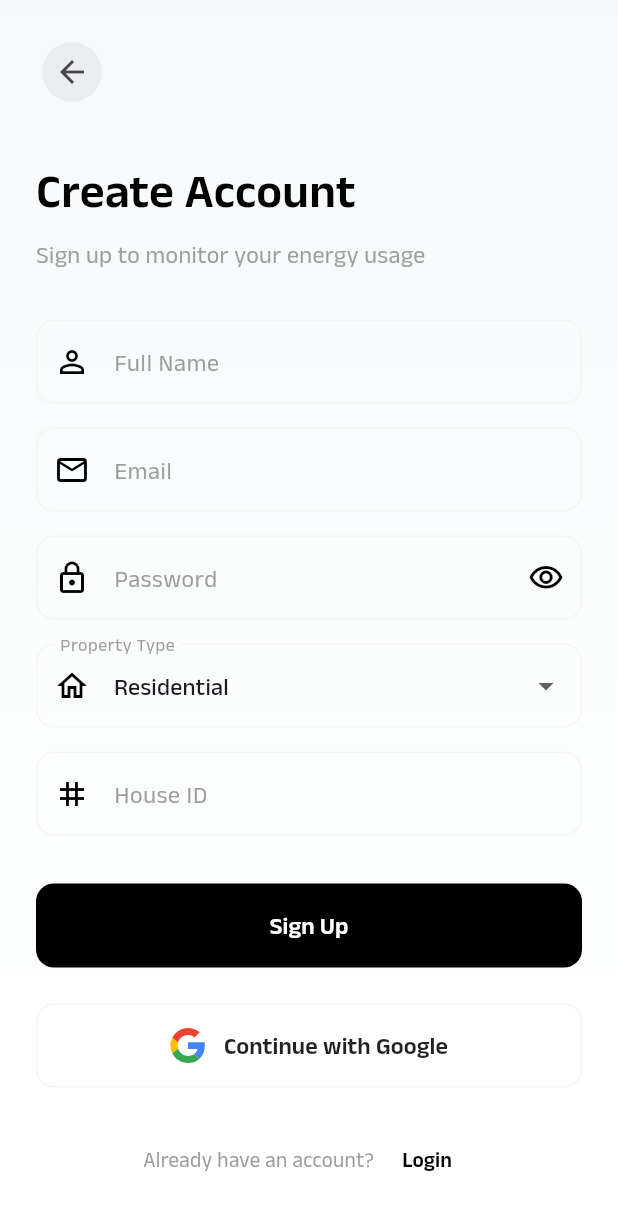
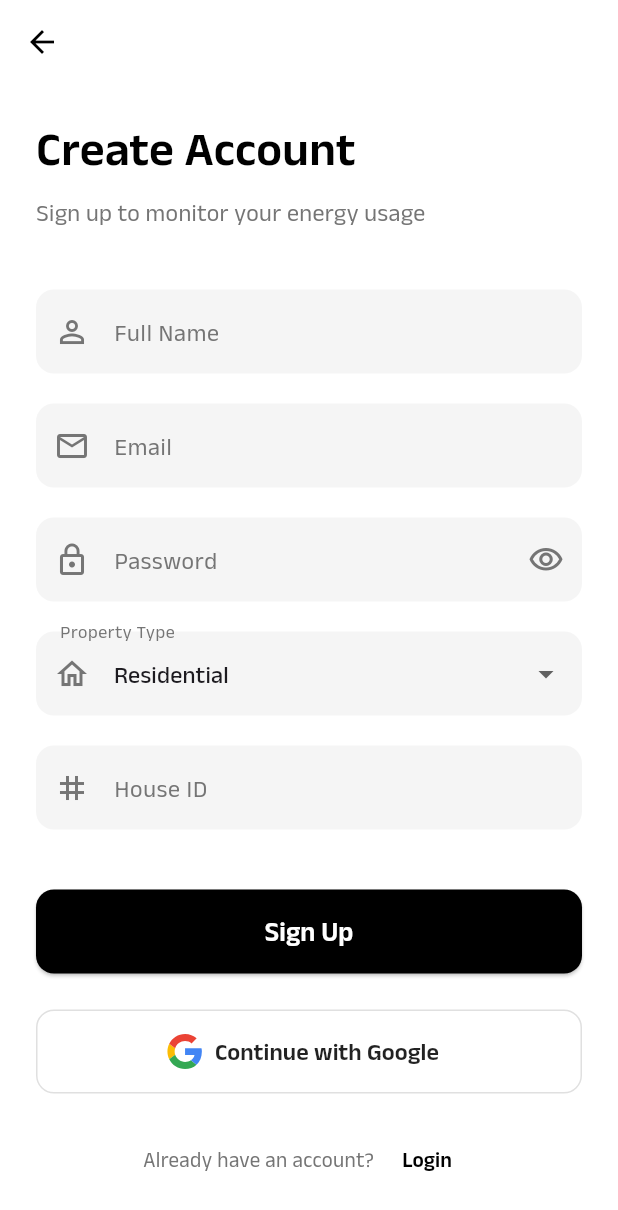
Before and after one commit to 31SUFI/EnergyPulse, a Flutter app: the SignupScreen screen opened directly, on a phone screen of 412 x 824 dp. Shown: the top 1210 px of the screen. Run offline on Flutter 3.47's test engine with Material 3 defaults, Android fonts, the phone set to English and light mode, and no system bars; our stand-ins replace firebase_auth, firebase_core, firebase_database, fl_chart, flutter_svg, shared_preferences and 1 more; accounts and stored records are empty; network calls fail.

Commit message:
auth with RTDB integration

```diff
--- a/lib/features/auth/view/signup_screen.dart
+++ b/lib/features/auth/view/signup_screen.dart
@@ -1,7 +1,7 @@
+import 'package:energy_meter_app/features/auth/services/auth_service.dart';
+import 'package:energy_meter_app/features/auth/view/login_screen.dart';
 import 'package:flutter/material.dart';
 import 'package:flutter_svg/flutter_svg.dart';
-import '../../../core/constants/app_colors.dart';
-import '../../../features/navigation/view/main_screen.dart';
 
 class SignupScreen extends StatefulWidget {
   const SignupScreen({super.key});
@@ -11,48 +11,86 @@ class SignupScreen extends StatefulWidget {
 }
 
 class _SignupScreenState extends State<SignupScreen> {
-  bool _obscurePassword = true;
-  String _selectedPropertyType = 'Residential';
-
-  final _houseIdController = TextEditingController();
+  final _formKey = GlobalKey<FormState>();
   final _nameController = TextEditingController();
   final _emailController = TextEditingController();
   final _passwordController = TextEditingController();
+  final _houseIdController = TextEditingController();
+  final _authService = AuthService();
+
+  String? _selectedPropertyType = 'Residential';
+  final List<String> _propertyTypes = ['Residential', 'Commercial', 'Industrial'];
+
+  bool _isLoading = false;
+  bool _obscurePassword = true;
 
   @override
   void dispose() {
-    _houseIdController.dispose();
     _nameController.dispose();
     _emailController.dispose();
     _passwordController.dispose();
+    _houseIdController.dispose();
     super.dispose();
+  }
+
+  Future<void> _signUp() async {
+    if (_formKey.currentState!.validate()) {
+      setState(() {
+        _isLoading = true;
+      });
+
+      final user = await _authService.signUpUser(
+        _nameController.text.trim(),
+        _emailController.text.trim(),
+        _passwordController.text.trim(),
+        _selectedPropertyType!,
+        _houseIdController.text.trim(),
+      );
+
+      setState(() {
+        _isLoading = false;
+      });
+
+      if (user != null) {
+        if (mounted) {
+          ScaffoldMessenger.of(context).showSnackBar(
+            const SnackBar(content: Text('Signup successful! Please login.')),
+          );
+          Navigator.of(context).pushReplacement(
+            MaterialPageRoute(builder: (context) => const LoginScreen()),
+          );
+        }
+      } else {
+        if (mounted) {
+          ScaffoldMessenger.of(context).showSnackBar(
+            const SnackBar(content: Text('Sign up failed. The email might already be in use.')),
+          );
+        }
+      }
+    }
   }
 
   @override
   Widget build(BuildContext context) {
     return Scaffold(
-      body: Container(
-        decoration: BoxDecoration(
-          gradient: LinearGradient(
-            begin: Alignment.topCenter,
-            end: Alignment.bottomCenter,
-            colors: [AppColors.tertiary, AppColors.background],
+      backgroundColor: Colors.white,
+      appBar: AppBar(
+        backgroundColor: Colors.white,
+        elevation: 0,
+        leading: IconButton(
+          icon: const Icon(Icons.arrow_back, color: Colors.black),
+          onPressed: () => Navigator.of(context).pop(),
         ),
       ),
-        child: SafeArea(
+      body: SafeArea(
         child: SingleChildScrollView(
-            padding: const EdgeInsets.all(24),
+          padding: const EdgeInsets.symmetric(horizontal: 24.0),
+          child: Form(
+            key: _formKey,
             child: Column(
               crossAxisAlignment: CrossAxisAlignment.start,
               children: [
-                IconButton(
-                  onPressed: () => Navigator.pop(context),
-                  icon: const Icon(Icons.arrow_back),
-                  style: IconButton.styleFrom(
-                    backgroundColor: Colors.black.withAlpha(13),
-                  ),
-                ),
-                const SizedBox(height: 32),
+                const SizedBox(height: 20),
                 const Text(
                   'Create Account',
                   style: TextStyle(
@@ -62,68 +100,47 @@ class _SignupScreenState extends State<SignupScreen> {
                   ),
                 ),
                 const SizedBox(height: 8),
-                const Text(
+                Text(
                   'Sign up to monitor your energy usage',
                   style: TextStyle(
                     fontSize: 16,
-                    color: Color(0xFF9E9E9E),
+                    color: Colors.grey[600],
                   ),
                 ),
-                const SizedBox(height: 32),
-                TextField(
+                const SizedBox(height: 40),
+                TextFormField(
                   controller: _nameController,
-                  decoration: InputDecoration(
-                    labelText: 'Full Name',
-                    labelStyle: const TextStyle(color: Color(0xFF9E9E9E)),
-                    prefixIcon: const Icon(Icons.person_outline, color: Colors.black),
-                    border: OutlineInputBorder(
-                      borderRadius: BorderRadius.circular(12),
+                  decoration: _buildInputDecoration(label: 'Full Name', icon: Icons.person_outline),
+                  validator: (value) {
+                    if (value == null || value.isEmpty) {
+                      return 'Please enter your full name';
+                    }
+                    return null;
+                  },
                 ),
-                    enabledBorder: OutlineInputBorder(
-                      borderRadius: BorderRadius.circular(12),
-                      borderSide: BorderSide(color: AppColors.cardBackground),
+                const SizedBox(height: 20),
+                TextFormField(
+                  controller: _emailController,
+                  decoration: _buildInputDecoration(label: 'Email', icon: Icons.email_outlined),
+                  keyboardType: TextInputType.emailAddress,
+                  validator: (value) {
+                    if (value == null || !value.contains('@')) {
+                      return 'Please enter a valid email';
+                    }
+                    return null;
+                  },
                 ),
-                    focusedBorder: OutlineInputBorder(
-                      borderRadius: BorderRadius.circular(12),
-                      borderSide: const BorderSide(color: Colors.black, width: 2),
-                    ),
-                  ),
-                ),
-                const SizedBox(height: 16),
-                TextField(
-                  controller: _emailController,
-                  keyboardType: TextInputType.emailAddress,
-                  decoration: InputDecoration(
-                    labelText: 'Email',
-                    labelStyle: const TextStyle(color: Color(0xFF9E9E9E)),
-                    prefixIcon: const Icon(Icons.email_outlined, color: Colors.black),
-                    border: OutlineInputBorder(
-                      borderRadius: BorderRadius.circular(12),
-                    ),
-                    enabledBorder: OutlineInputBorder(
-                      borderRadius: BorderRadius.circular(12),
-                      borderSide: BorderSide(color: AppColors.cardBackground),
-                    ),
-                    focusedBorder: OutlineInputBorder(
-                      borderRadius: BorderRadius.circular(12),
-                      borderSide: const BorderSide(color: Colors.black, width: 2),
-                    ),
-                  ),
-                ),
-                const SizedBox(height: 16),
-                TextField(
+                const SizedBox(height: 20),
+                TextFormField(
                   controller: _passwordController,
                   obscureText: _obscurePassword,
-                  decoration: InputDecoration(
-                    labelText: 'Password',
-                    labelStyle: const TextStyle(color: Color(0xFF9E9E9E)),
-                    prefixIcon: const Icon(Icons.lock_outline, color: Colors.black),
+                  decoration: _buildInputDecoration(
+                    label: 'Password',
+                    icon: Icons.lock_outline,
                     suffixIcon: IconButton(
                       icon: Icon(
-                        _obscurePassword
-                            ? Icons.visibility_outlined
-                            : Icons.visibility_off_outlined,
-                        color: Colors.black,
+                        _obscurePassword ? Icons.visibility_outlined : Icons.visibility_off_outlined,
+                        color: Colors.grey[600],
                       ),
                       onPressed: () {
                         setState(() {
@@ -131,95 +148,51 @@ class _SignupScreenState extends State<SignupScreen> {
                         });
                       },
                     ),
-                    border: OutlineInputBorder(
-                      borderRadius: BorderRadius.circular(12),
                   ),
-                    enabledBorder: OutlineInputBorder(
-                      borderRadius: BorderRadius.circular(12),
-                      borderSide: BorderSide(color: AppColors.cardBackground),
+                  validator: (value) {
+                    if (value == null || value.length < 6) {
+                      return 'Password must be at least 6 characters';
+                    }
+                    return null;
+                  },
                 ),
-                    focusedBorder: OutlineInputBorder(
-                      borderRadius: BorderRadius.circular(12),
-                      borderSide: const BorderSide(color: Colors.black, width: 2),
-                    ),
-                  ),
-                ),
-                const SizedBox(height: 16),
+                const SizedBox(height: 20),
                 DropdownButtonFormField<String>(
                   value: _selectedPropertyType,
-                  decoration: InputDecoration(
-                    labelText: 'Property Type',
-                    labelStyle: const TextStyle(color: Color(0xFF9E9E9E)),
-                    prefixIcon: const Icon(Icons.home_outlined, color: Colors.black),
-                    border: OutlineInputBorder(
-                      borderRadius: BorderRadius.circular(12),
+                  decoration: _buildInputDecoration(label: 'Property Type', icon: Icons.home_outlined),
+                  items: _propertyTypes.map((String type) {
+                    return DropdownMenuItem<String>(
+                      value: type,
+                      child: Text(type),
+                    );
+                  }).toList(),
+                  onChanged: (newValue) {
+                    setState(() {
+                      _selectedPropertyType = newValue;
+                    });
+                  },
+                  validator: (value) => value == null ? 'Please select a property type' : null,
                 ),
-                    enabledBorder: OutlineInputBorder(
-                      borderRadius: BorderRadius.circular(12),
-                      borderSide: BorderSide(color: AppColors.cardBackground),
-                    ),
-                    focusedBorder: OutlineInputBorder(
-                      borderRadius: BorderRadius.circular(12),
-                      borderSide: const BorderSide(color: Colors.black, width: 2),
-                    ),
-                  ),
-                  items: const [
-                    DropdownMenuItem(
-                      value: 'Residential',
-                      child: Text('Residential'),
-                    ),
-                    DropdownMenuItem(
-                      value: 'Commercial',
-                      child: Text('Commercial'),
-                    ),
-                  ],
-                  onChanged: (value) {
-                    if (value != null) {
-                      setState(() {
-                        _selectedPropertyType = value;
-                      });
+                const SizedBox(height: 20),
+                TextFormField(
+                  controller: _houseIdController,
+                  decoration: _buildInputDecoration(label: 'House ID', icon: Icons.tag),
+                  validator: (value) {
+                    if (value == null || value.isEmpty) {
+                      return 'Please enter your House ID';
                     }
+                    return null;
                   },
                 ),
-                const SizedBox(height: 16),
-                TextField(
-                  controller: _houseIdController,
-                  decoration: InputDecoration(
-                    labelText: 'House ID',
-                    labelStyle: const TextStyle(color: Color(0xFF9E9E9E)),
-                    hintText: 'Format: HH-YYYY-XXX',
-                    hintStyle: TextStyle(
-                      color: Colors.grey.shade400,
-                      fontSize: 14,
-                    ),
-                    prefixIcon: const Icon(Icons.tag_outlined, color: Colors.black),
-                    border: OutlineInputBorder(
-                      borderRadius: BorderRadius.circular(12),
-                    ),
-                    enabledBorder: OutlineInputBorder(
-                      borderRadius: BorderRadius.circular(12),
-                      borderSide: BorderSide(color: AppColors.cardBackground),
-                    ),
-                    focusedBorder: OutlineInputBorder(
-                      borderRadius: BorderRadius.circular(12),
-                      borderSide: const BorderSide(color: Colors.black, width: 2),
-                    ),
-                  ),
-                ),
-                const SizedBox(height: 32),
+                const SizedBox(height: 40),
                 SizedBox(
                   width: double.infinity,
                   height: 56,
-                  child: FilledButton(
-                    onPressed: () {
-                      // For now, navigate to MainScreen on signup
-                      Navigator.of(context).pushReplacement(
-                        MaterialPageRoute(
-                          builder: (context) => const MainScreen(),
-                        ),
-                      );
-                    },
-                    style: FilledButton.styleFrom(
+                  child: _isLoading
+                      ? const Center(child: CircularProgressIndicator())
+                      : ElevatedButton(
+                          onPressed: _signUp,
+                          style: ElevatedButton.styleFrom(
                             backgroundColor: Colors.black,
                             shape: RoundedRectangleBorder(
                               borderRadius: BorderRadius.circular(12),
@@ -228,43 +201,63 @@ class _SignupScreenState extends State<SignupScreen> {
                           child: const Text(
                             'Sign Up',
                             style: TextStyle(
-                        fontSize: 16,
+                              fontSize: 18,
                               fontWeight: FontWeight.w600,
-                        color: AppColors.background,
+                              color: Colors.white,
                             ),
                           ),
                         ),
                 ),
                 const SizedBox(height: 24),
-                _GoogleLoginButton(
+                SizedBox(
+                  width: double.infinity,
+                  height: 56,
+                  child: OutlinedButton.icon(
+                    icon: SvgPicture.asset('assets/icons/google.svg', height: 24),
+                    label: const Text(
+                      'Continue with Google',
+                      style: TextStyle(
+                        fontSize: 16,
+                        fontWeight: FontWeight.w600,
+                        color: Colors.black87,
+                      ),
+                    ),
                     onPressed: () {
-                    Navigator.of(context).pushReplacement(
-                      MaterialPageRoute(
-                        builder: (context) => const MainScreen(),
+                      // TODO: Implement Google Sign-In
+                    },
+                    style: OutlinedButton.styleFrom(
+                      side: BorderSide(color: Colors.grey[300]!),
+                      shape: RoundedRectangleBorder(
+                        borderRadius: BorderRadius.circular(12),
                       ),
-                    );
-                  },
                     ),
-                const SizedBox(height: 24),
+                  ),
+                ),
+                const SizedBox(height: 20),
                 Row(
                   mainAxisAlignment: MainAxisAlignment.center,
                   children: [
-                    const Text(
+                    Text(
                       'Already have an account? ',
-                      style: TextStyle(color: Color(0xFF9E9E9E)),
+                      style: TextStyle(color: Colors.grey[600]),
                     ),
                     TextButton(
-                      onPressed: () => Navigator.pop(context),
+                      onPressed: () {
+                        Navigator.of(context).pushReplacement(
+                          MaterialPageRoute(builder: (context) => const LoginScreen()),
+                        );
+                      },
                       child: const Text(
                         'Login',
                         style: TextStyle(
                           color: Colors.black,
-                          fontWeight: FontWeight.w600,
+                          fontWeight: FontWeight.bold,
                         ),
                       ),
                     ),
                   ],
                 ),
+                const SizedBox(height: 20),
               ],
             ),
           ),
@@ -272,44 +265,22 @@ class _SignupScreenState extends State<SignupScreen> {
       ),
     );
   }
-}
 
-class _GoogleLoginButton extends StatelessWidget {
-  final VoidCallback onPressed;
-
-  const _GoogleLoginButton({required this.onPressed}) : super();
-
-  @override
-  Widget build(BuildContext context) {
-    return SizedBox(
-      width: double.infinity,
-      height: 56,
-      child: OutlinedButton(
-        onPressed: onPressed,
-        style: OutlinedButton.styleFrom(
-          backgroundColor: Colors.white,
-          side: BorderSide(color: AppColors.cardBackground),
-          shape: RoundedRectangleBorder(
+  InputDecoration _buildInputDecoration({required String label, required IconData icon, Widget? suffixIcon}) {
+    return InputDecoration(
+      prefixIcon: Icon(icon, color: Colors.grey[600]),
+      labelText: label,
+      labelStyle: TextStyle(color: Colors.grey[600]),
+      suffixIcon: suffixIcon,
+      filled: true,
+      fillColor: Colors.grey[100],
+      border: OutlineInputBorder(
         borderRadius: BorderRadius.circular(12),
+        borderSide: BorderSide.none,
       ),
-        ),
-        child: Row(
-          mainAxisAlignment: MainAxisAlignment.center,
-          children: [
-            Padding(
-              padding: const EdgeInsets.only(right: 12.0),
-              child: SvgPicture.asset('assets/icons/google.svg', height: 24),
-            ),
-            const Text(
-              'Continue with Google',
-              style: TextStyle(
-                fontSize: 16,
-                fontWeight: FontWeight.w600,
-                color: Colors.black87,
-              ),
-            ),
-          ],
-        ),
+      focusedBorder: OutlineInputBorder(
+        borderRadius: BorderRadius.circular(12),
+        borderSide: const BorderSide(color: Colors.black, width: 1.5),
       ),
     );
   }
--- a/lib/features/profile/view/profile_screen.dart
+++ b/lib/features/profile/view/profile_screen.dart
@@ -2,6 +2,7 @@ import 'package:flutter/material.dart';
 import '../models/profile_model.dart';
 import '../widgets/profile_section_card.dart';
 import '../../../core/constants/app_colors.dart';
+import '../../auth/services/auth_service.dart';
 
 class ProfileScreen extends StatefulWidget {
   const ProfileScreen({super.key});
@@ -11,6 +12,7 @@ class ProfileScreen extends StatefulWidget {
 }
 
 class _ProfileScreenState extends State<ProfileScreen> {
+  final AuthService _authService = AuthService();
   bool isFaqExpanded = false;
   bool isContactExpanded = false;
 
@@ -251,8 +253,8 @@ class _ProfileScreenState extends State<ProfileScreen> {
                       style: TextStyle(color: AppColors.textSecondary),
                     ),
                     trailing: Icon(Icons.chevron_right, color: AppColors.error),
-                    onTap: () {
-                      // TODO: Implement logout
+                    onTap: () async {
+                      await _authService.signOut();
                     },
                   ),
                 ],
--- a/lib/main.dart
+++ b/lib/main.dart
@@ -1,4 +1,4 @@
-import 'package:energy_meter_app/features/auth/view/login_screen.dart';
+import 'package:energy_meter_app/features/auth/view/auth_wrapper.dart';
 import 'package:flutter/material.dart';
 import 'package:provider/provider.dart';
 import 'package:firebase_core/firebase_core.dart';
@@ -64,7 +64,7 @@ class MyApp extends StatelessWidget {
         fontFamily: 'AnekLatin',
         useMaterial3: true,
       ),
-      home: const LoginScreen(),
+      home: const AuthWrapper(),
     );
   }
 }
```
Also changed, not shown: lib/features/auth/services/auth_service.dart (added, +54 -0 lines), lib/features/auth/view/auth_wrapper.dart (added, +30 -0 lines), lib/features/auth/view/login_screen.dart (+71 -27 lines), pubspec.yaml (+5 -5 lines), pubspec.lock. Lines whose indentation alone changed are shown as unchanged.
